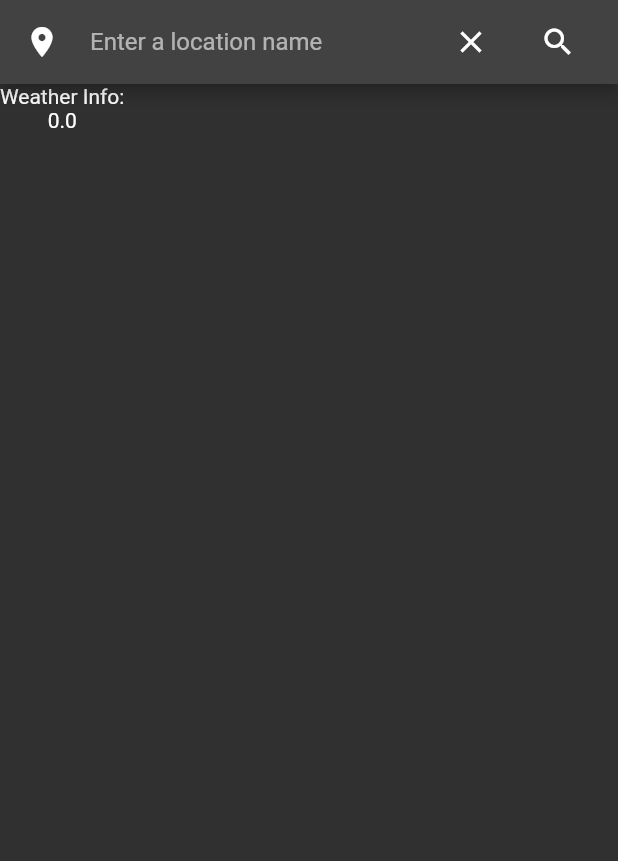
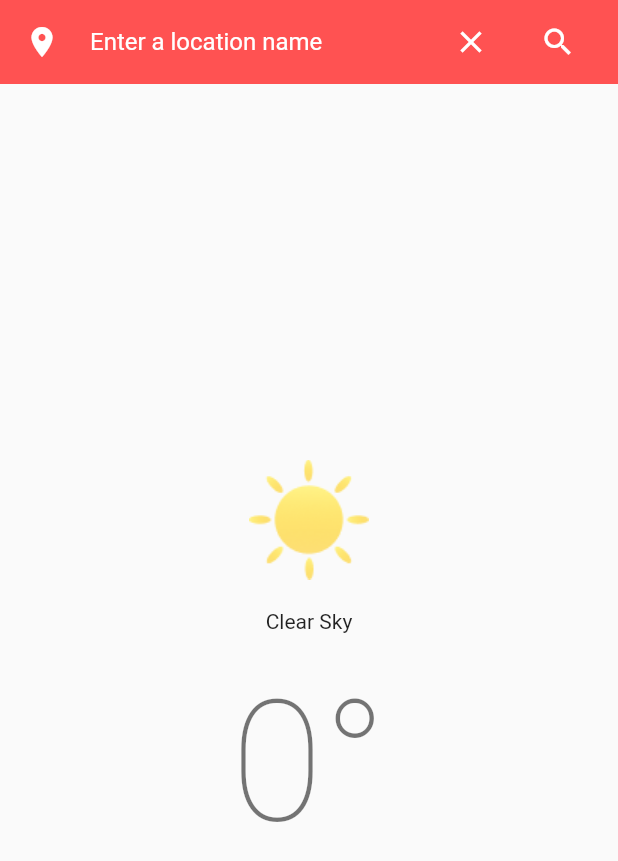
Before and after one commit to przbadu/flutter_example_apps, a Flutter app: the screen it shows after launch, on a phone screen of 412 x 824 dp. Shown: the top 861 px of the screen. Run offline on Flutter 3.47's test engine with Material 2 defaults, Android fonts, the phone set to English and light mode, and no system bars; our stand-ins replace flutter_riverpod, go_router, riverpod.

Commit message:
add a UI to display weather info for searched location.

```diff
--- a/weather_app/lib/main.dart
+++ b/weather_app/lib/main.dart
@@ -20,7 +20,7 @@ class MyApp extends StatelessWidget {
       title: 'Flutter Demo',
       theme: ThemeData(brightness: Brightness.light),
       darkTheme: ThemeData(brightness: Brightness.dark),
-      themeMode: ThemeMode.dark,
+      themeMode: ThemeMode.light,
       home: const WeatherScreen(),
     );
   }
--- a/weather_app/lib/presentation/screens/weather_screen.dart
+++ b/weather_app/lib/presentation/screens/weather_screen.dart
@@ -1,6 +1,7 @@
 import 'package:flutter/material.dart';
 import 'package:flutter_riverpod/flutter_riverpod.dart';
 import 'package:weather_app/repositories/repositories.dart';
+import 'package:weather_app/extensions/string_parameterized_x.dart';
 
 class WeatherScreen extends ConsumerStatefulWidget {
   const WeatherScreen({Key? key}) : super(key: key);
@@ -35,16 +36,20 @@ class _WeatherScreenState extends ConsumerState<WeatherScreen> {
 
     return Scaffold(
       appBar: AppBar(
+        backgroundColor: Colors.redAccent.shade200,
+        elevation: 0,
         title: Row(
           children: [
             const Icon(Icons.location_on),
             const SizedBox(width: 20),
             Flexible(
               child: TextField(
+                style: const TextStyle(color: Colors.white),
                 controller: searchController,
                 decoration: const InputDecoration.collapsed(
                   // border: OutlineInputBorder(),
                   hintText: 'Enter a location name',
+                  hintStyle: TextStyle(color: Colors.white),
                 ),
                 onSubmitted: submit,
               ),
@@ -64,11 +69,20 @@ class _WeatherScreenState extends ConsumerState<WeatherScreen> {
           ],
         ),
       ),
-      body: Container(
+      body: Center(
         child: Column(
+          mainAxisAlignment: MainAxisAlignment.center,
           children: [
-            const Text('Weather Info:'),
-            Text(weatherProvider.temperature.toString())
+            Image.asset(
+              "assets/${weatherProvider.weatherCodeToName().parameterized()}.png",
+            ),
+            const SizedBox(height: 20),
+            Text(weatherProvider.weatherCodeToName()),
+            const SizedBox(height: 20),
+            Text(
+              "${weatherProvider.temperature}°",
+              style: Theme.of(context).textTheme.headline1,
+            ),
           ],
         ),
       ),
```
Also changed, not shown: weather_app/lib/extensions/string_parameterized_x.dart (added, +7 -0 lines), weather_app/lib/models/weather.dart (+16 -31 lines), 1 other file.
